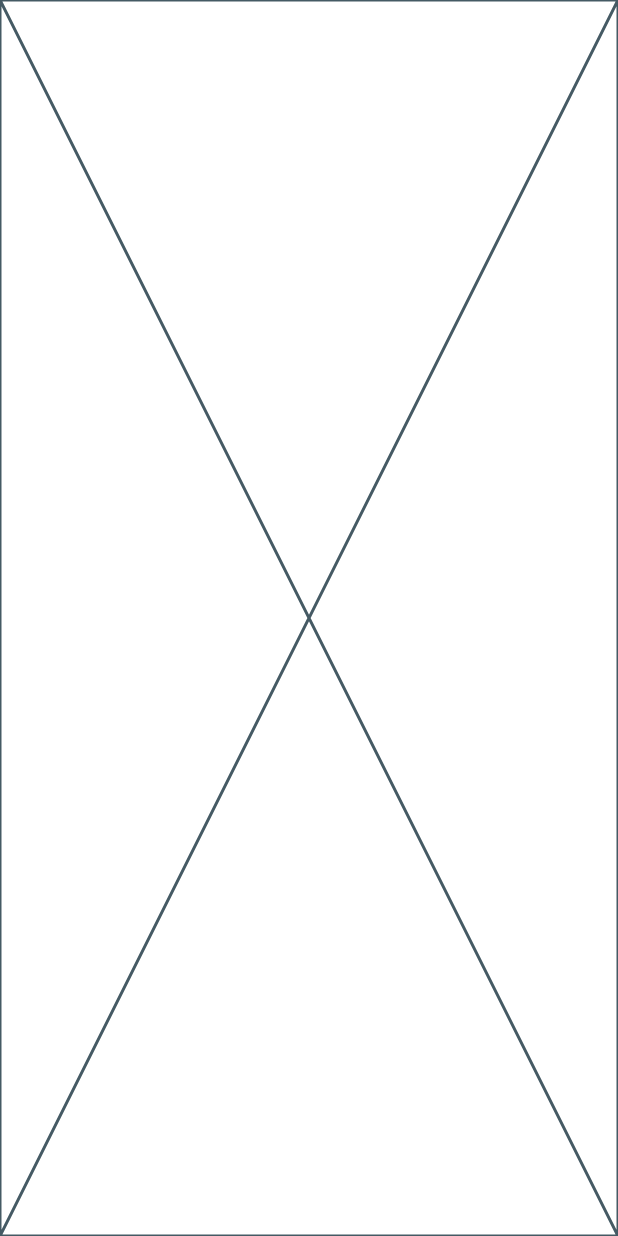
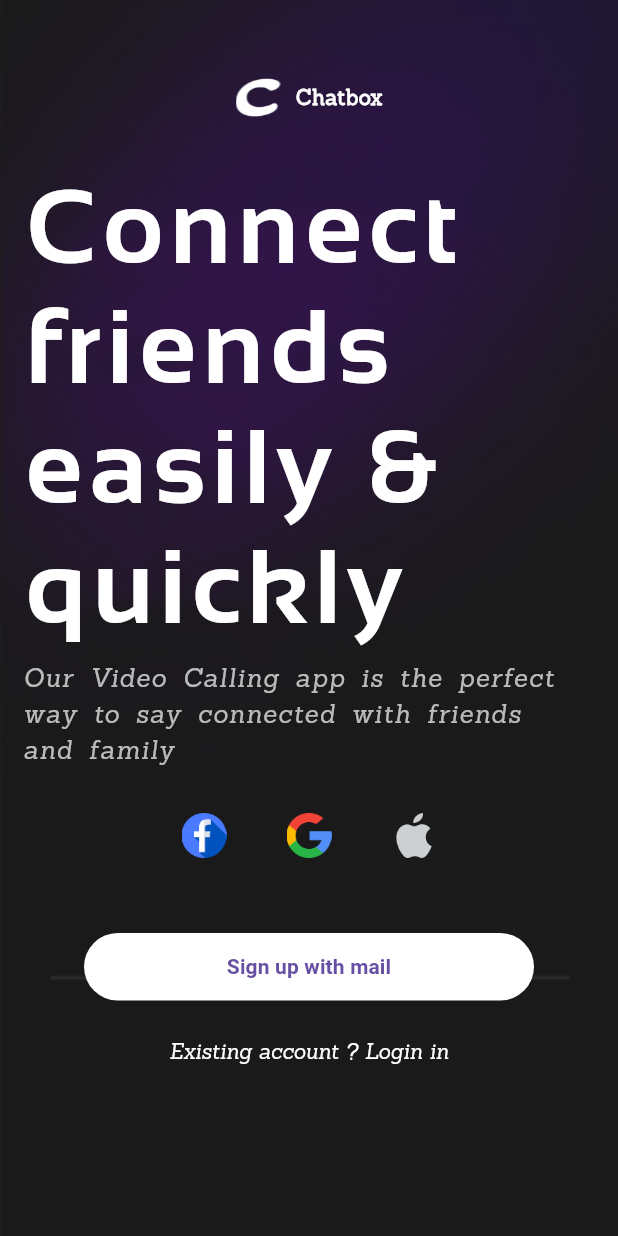
Before and after one commit to baghelratan/project-v, a Flutter app: the screen it shows after launch, on a phone screen of 412 x 824 dp. Run offline on Flutter 3.47's test engine with Material 3 defaults, Android fonts, the phone set to English and light mode, and no system bars; our stand-ins replace animated_splash_screen, page_transition.

Commit message:
second commit

```diff
--- a/lib/Rootpage/Routers.dart
+++ b/lib/Rootpage/Routers.dart
@@ -1,3 +1,4 @@
 class RoutersPages {
   static String splashScreen="/splashScreen";
+  static String onboarding="/onboarding";
 }
--- a/lib/Rootpage/root.dart
+++ b/lib/Rootpage/root.dart
@@ -8,6 +8,7 @@ class Root extends StatelessWidget {
   @override
   Widget build(BuildContext context) {
     return MaterialApp(
+      debugShowCheckedModeBanner: false,
       initialRoute:RoutersPages.splashScreen ,
       routes: {
         RoutersPages.splashScreen:(context)=> const SplashScreen()
--- a/lib/screens/Splash_screen.dart
+++ b/lib/screens/Splash_screen.dart
@@ -1,10 +1,43 @@
+
+
+import 'package:animated_splash_screen/animated_splash_screen.dart';
 import 'package:flutter/material.dart';
+import 'package:meeting_app/screens/onboarding.dart';
+import 'package:page_transition/page_transition.dart';
 
 class SplashScreen extends StatelessWidget {
   const SplashScreen({super.key});
 
   @override
   Widget build(BuildContext context) {
-    return const Placeholder();
+    return AnimatedSplashScreen(
+      splashIconSize: double.infinity,
+      duration: 3000,
+      splash: Center(
+        child: Column(
+          mainAxisAlignment: MainAxisAlignment.center,
+          crossAxisAlignment: CrossAxisAlignment.center,
+          children: [
+            SizedBox(
+              height: 75,
+              width: 75,
+              child: Image.asset(
+                'assets/image/splashlogo.png',
+                fit: BoxFit.fill,
+              ),
+            ),
+            const Text(
+              "Chatbox",
+              style: TextStyle(
+                  fontFamily: 'sanchez',
+                  fontSize: 24,
+                  fontWeight: FontWeight.bold),
+            ),
+          ],
+        ),
+      ),
+      pageTransitionType: PageTransitionType.fade,
+      nextScreen: const Onboarding(),
+    );
   }
 }
--- /dev/null
+++ b/lib/screens/onboarding.dart
@@ -0,0 +1,168 @@
+// ignore_for_file: avoid_print
+
+import 'package:flutter/material.dart';
+
+class Onboarding extends StatelessWidget {
+  const Onboarding({super.key});
+
+  @override
+  Widget build(BuildContext context) {
+    return Container(
+      decoration: const BoxDecoration(
+        image: DecorationImage(
+          image: AssetImage('assets/image/onborading_background.png'),
+          fit: BoxFit.cover,
+        ),
+      ),
+      child: Scaffold(
+          backgroundColor: Colors.transparent,
+          body: Column(
+            mainAxisAlignment: MainAxisAlignment.start,
+            crossAxisAlignment: CrossAxisAlignment.start,
+            children: [
+              const SizedBox(
+                height: 50,
+              ),
+              Row(
+                mainAxisAlignment: MainAxisAlignment.center,
+                children: [
+                  SizedBox(
+                    height: 30,
+                    width: 30,
+                    child: Image.asset(
+                      'assets/image/splashlogo.png',
+                      color: Colors.white,
+                      fit: BoxFit.fill,
+                    ),
+                  ),
+                  const SizedBox(
+                    width: 10,
+                  ),
+                  const Text(
+                    "Chatbox",
+                    style: TextStyle(
+                        color: Colors.white,
+                        fontFamily: 'sanchez',
+                        fontSize: 14,
+                        fontWeight: FontWeight.bold),
+                  ),
+                ],
+              ),
+              const SizedBox(
+                height: 30,
+              ),
+              Padding(
+                padding: const EdgeInsets.only(left: 15),
+                child: RichText(
+                  text: const TextSpan(
+                    children: [
+                      TextSpan(
+                        text: 'Connect\n',
+                        style: TextStyle(
+                          letterSpacing: 4,
+                          fontFamily: 'sansation',
+                          color: Colors.white,
+                          fontSize: 70,
+                        ),
+                      ),
+                      TextSpan(
+                        text: 'friends\n',
+                        style: TextStyle(
+                          letterSpacing: 4,
+                          fontFamily: 'sansation',
+                          color: Colors.white,
+                          fontSize: 70,
+                        ),
+                      ),
+                      TextSpan(
+                        text: 'easily &\n',
+                        style: TextStyle(
+                          letterSpacing: 4,
+                          fontFamily: 'sansation',
+                          color: Colors.white,
+                          fontSize: 70,
+                        ),
+                      ),
+                      TextSpan(
+                        text: 'quickly',
+                        style: TextStyle(
+                          letterSpacing: 4,
+                          fontFamily: 'sansation',
+                          color: Colors.white,
+                          fontSize: 70,
+                        ),
+                      ),
+                    ],
+                  ),
+                ),
+              ),
+              const SizedBox(
+                height: 10,
+              ),
+              const Padding(
+                padding: EdgeInsets.only(left: 15),
+                child: Text(
+                  "Our Video Calling app is the perfect\nway to say connected with friends\nand family ",
+                  style: TextStyle(
+                      fontFamily: "sanchez_italic",
+                      color: Colors.white70,
+                      fontSize: 17,
+                      wordSpacing: 4,
+                      letterSpacing: 1),
+                ),
+              ),
+              const SizedBox(
+                height: 30,
+              ),
+              Row(
+                mainAxisAlignment: MainAxisAlignment.center,
+                children: [
+                  SizedBox(
+                      height: 30,
+                      width: 30,
+                      child: Image.asset('assets/image/facebook_logo.png')),
+                  const SizedBox(
+                    width: 40,
+                  ),
+                  SizedBox(
+                      height: 30,
+                      width: 30,
+                      child: Image.asset('assets/image/google_logo.png')),
+                  const SizedBox(
+                    width: 40,
+                  ),
+                  SizedBox(
+                      height: 30,
+                      width: 30,
+                      child: Image.asset('assets/image/apple_logo.png')),
+                ],
+              ),
+              const SizedBox(
+                height: 50,
+              ),
+              Center(
+                child: Container(
+                  height: 45,
+                  width: 300,
+                  decoration: BoxDecoration(
+                      color: Colors.white,
+                      borderRadius: BorderRadius.circular(24)),
+                  child: TextButton(
+                      onPressed: () {
+                        print("sign up button clicked");
+                      },
+                      child: const Text(
+                        "Sign up with mail",
+                        style: TextStyle(fontWeight: FontWeight.bold),
+                      )),
+                ),
+              ),
+              const SizedBox(height: 10,),
+              Center(child: TextButton(onPressed: (){
+                 print("log in button clicked");
+              }, child: const Text("Existing account ? Login in", style: TextStyle(fontFamily: "sanchez_italic", color: Colors.white),)))
+            ],
+          )),
+    );
+  }
+}
```
Also changed, not shown: pubspec.yaml (+17 -6 lines), assets/fonts/Sanchez-Italic.ttf (added), assets/fonts/Sanchez-Regular.ttf (added), assets/fonts/Sansation_Bold.ttf (added), assets/image/apple_logo.png (added), assets/image/facebook_logo.png (added), assets/image/google_logo.png (added), assets/image/onborading_background.png (added), assets/image/splashlogo.png (added), pubspec.lock.
